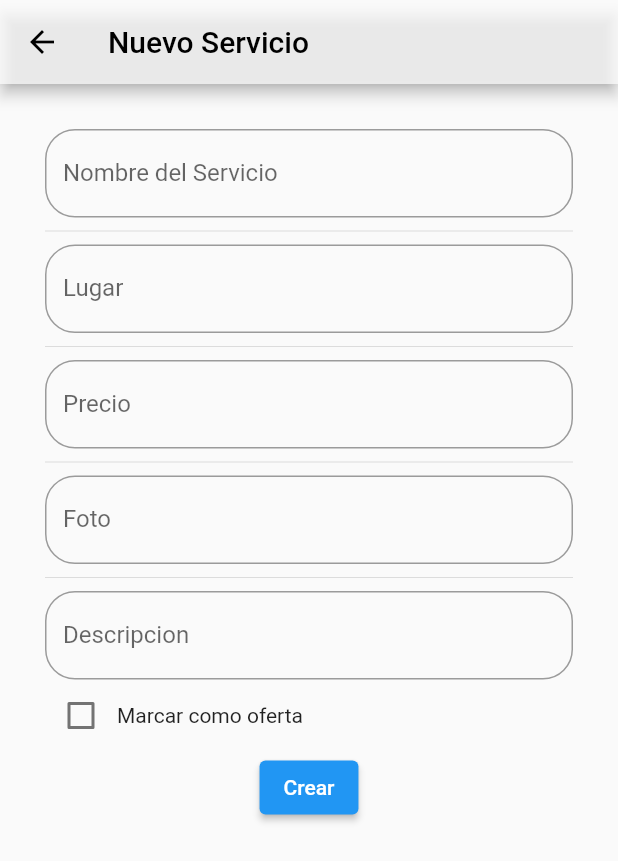
After one commit to Grupo-1-Aplicaciones-Moviles/app, a Flutter app: the CreateService screen opened directly, after a tap on "Crear", on a phone screen of 412 x 824 dp. The commit adds this screen. Shown: the top 861 px of the screen. Run offline on Flutter 3.47's test engine with Material 2 defaults, Android fonts, the phone set to English and light mode, and no system bars; our stand-ins replace flutter_rating_bar; missing offline and left inert: dart:ffi; network calls fail.

Commit message:
finished post service

```diff
--- /dev/null
+++ b/lib/models/newService.dart
@@ -0,0 +1,40 @@
+
+//este de aca se usa para post y put service
+class newService{
+  final String name;
+  final int price;
+  final String location;
+  final String img_url;
+  final String description;
+  final int score;
+  final String agencyId;
+  final bool isOffer;
+  final int priceOffer;
+
+
+  newService({
+    required this.name,
+    required this.price,
+    required this.location,
+    required this.img_url,
+    required this.description,
+    required this.score,
+    required this.agencyId,
+    required this.priceOffer,
+    required this.isOffer
+  });
+
+  Map<String, dynamic> toJson() =>
+      {
+        'name': name,
+        'price': price,
+        'location': location,
+        'img_url': img_url,
+        'description': description,
+        'score': score,
+        'agency_id': agencyId,
+        'priceOffer': priceOffer,
+        'isOffer': isOffer
+
+      };
+}
--- a/lib/models/service.dart
+++ b/lib/models/service.dart
@@ -1,5 +1,6 @@
 import 'dart:ffi';
 
+//este de aca es solo para get services
 class Services{
   final String id;
   final String name;
@@ -24,6 +25,7 @@ class Services{
 
 }
 
+//este de aca en teoria para todos los requests pero aun no lo pruebo
 class AgencyDetails{
   final int score;
   final String name;
--- /dev/null
+++ b/lib/screens/create_service.dart
@@ -0,0 +1,224 @@
+import 'dart:convert';
+
+import 'package:flutter/material.dart';
+import 'package:go2climb/models/newService.dart';
+import 'package:go2climb/services/agencyApi.dart';
+
+class CreateService extends StatefulWidget {
+  const CreateService({Key? key}) : super(key: key);
+
+  @override
+  _CreateServiceState createState() => _CreateServiceState();
+}
+
+class _CreateServiceState extends State<CreateService> {
+
+  //late newService service;
+  int price = 0;
+  String name = "";
+  String location = "";
+  String img_url = "";
+  String description = "";
+  bool isOffer = false;
+  int priceOffer = 0;
+  late String agencyId;
+  int score = 0;
+
+  @override
+  void initState() {
+    super.initState();
+    setAgencyId();
+
+  }
+
+
+  @override
+  Widget build(BuildContext context) {
+    return Scaffold(
+      appBar: AppBar(
+          iconTheme: const IconThemeData(color: Colors.black),
+          backgroundColor: Colors.white70,
+          title: const Text("Nuevo Servicio", style: TextStyle(color: Colors.black),)
+      ),
+      body: SingleChildScrollView(
+        padding: const EdgeInsets.all(30.0),
+        child: Column(
+          children: <Widget>[
+            TextField(
+              decoration: const InputDecoration(
+                  hintText: "Nombre del Servicio",
+                  labelText: "Nombre del Servicio",
+                  border: OutlineInputBorder(
+                      borderRadius: BorderRadius.all(Radius.circular(20.0))
+                  )
+              )
+              ,
+              onChanged: (value){
+                setState(() {
+                  name = value;
+                });
+              },
+            ),
+            const Divider(
+              height: 18.0,
+            ),
+            TextField(
+              decoration: const InputDecoration(
+                  hintText: "Lugar",
+                  labelText: "Lugar",
+                  border: OutlineInputBorder(
+                      borderRadius: BorderRadius.all(Radius.circular(20.0))
+                  )
+              )
+              ,
+              onChanged: (value){
+                setState(() {
+                  location = value;
+                });
+              },
+            ),
+            const Divider(
+              height: 18.0,
+            ),
+            TextField(
+              decoration: const InputDecoration(
+                  hintText: "Precio",
+                  labelText: "Precio",
+                  border: OutlineInputBorder(
+                      borderRadius: BorderRadius.all(Radius.circular(20.0))
+                      )
+                  )
+              ,
+              onChanged: (value){
+                setState(() {
+                  price = int.parse(value);
+                });
+              },
+            ),
+            const Divider(
+              height: 18.0,
+            ),
+            TextField(
+              decoration: const InputDecoration(
+                  hintText: "Foto",
+                  labelText: "Foto",
+                  border: OutlineInputBorder(
+                      borderRadius: BorderRadius.all(Radius.circular(20.0))
+                  )
+              )
+              ,
+              onChanged: (value){
+                setState(() {
+                  img_url = value;
+                });
+              },
+            ),
+            const Divider(
+              height: 18.0,
+            ),
+            TextField(
+              decoration: const InputDecoration(
+                  hintText: "Descripcion",
+                  labelText: "Descripcion",
+                  border: OutlineInputBorder(
+                      borderRadius: BorderRadius.all(Radius.circular(20.0)),
+                  )
+              )
+              ,
+              onChanged: (value){
+                setState(() {
+                  description = value;
+                });
+              },
+            ),
+            Row(
+              children: [
+                Checkbox(
+                  checkColor: Colors.white,
+                  value: isOffer,
+                  onChanged: (bool? value) {
+                    setState(() {
+                      isOffer = value!;
+                    });
+                  },
+                ),
+                const Text("Marcar como oferta")
+              ],
+            ),
+            if(isOffer == true)
+            TextField(
+              decoration: const InputDecoration(
+                  hintText: "Precio de Oferta",
+                  labelText: "Precio de Oferta",
+                  border: OutlineInputBorder(
+                    borderRadius: BorderRadius.all(Radius.circular(20.0)),
+                  )
+              )
+              ,
+              onChanged: (value){
+                setState(() {
+                  priceOffer = int.parse(value);
+                });
+              },
+            ),
+            ElevatedButton(onPressed: (){
+              createService();
+            }, child: const Text("Crear"))
+          ],
+        ),
+      ),
+    );
+  }
+
+  Future<void> createService() async{
+    newService service = newService(name: name, price: price, location: location, img_url: img_url, description: description, score: score, agencyId: agencyId, priceOffer: priceOffer, isOffer: isOffer);
+    var json = jsonEncode(service.toJson());
+    int status = await AgencyApi.postService(json);
+    showMessage(status);
+
+  }
+
+  void showMessage(int status){
+    if (status == 200){
+      showDialog<String>(
+        context: context,
+        builder: (BuildContext context) => AlertDialog(
+          title: const Text('Exito'),
+          content: const Text('Servicio creado de forma exitosa'),
+          actions: <Widget>[
+            TextButton(
+              onPressed: () {
+                Navigator.pop(context, 'OK');
+                Navigator.pop(context);
+              },
+              child: const Text('OK'),
+            ),
+          ],
+        ),
+      );
+    }
+    else{
+      showDialog<String>(
+        context: context,
+        builder: (BuildContext context) => AlertDialog(
+          title: const Text('Ups'),
+          content: const Text('Ocurrio un error al procesar la solicitud'),
+          actions: <Widget>[
+            TextButton(
+              onPressed: () {
+                Navigator.pop(context, 'OK');
+              },
+              child: const Text('OK'),
+            ),
+          ],
+        ),
+      );
+    }
+  }
+
+  void setAgencyId(){
+    setState(() {
+      agencyId = "6426479b9e322306c078f81b";
+    });
+  }
+}
--- a/lib/screens/home.dart
+++ b/lib/screens/home.dart
@@ -2,7 +2,9 @@ import 'dart:convert';
 
 import 'package:flutter/material.dart';
 import 'package:flutter_rating_bar/flutter_rating_bar.dart';
+import 'package:go2climb/models/newService.dart';
 import 'package:go2climb/models/service.dart';
+import 'package:go2climb/screens/create_service.dart';
 import 'package:go2climb/services/agencyApi.dart' ;
 import 'package:go2climb/widgets/myDrawer.dart';
 import 'package:go2climb/widgets/offers.dart';
@@ -69,7 +71,14 @@ class _HomeScreenState extends State<HomeScreen> {
 
         ) ,
         floatingActionButton: FloatingActionButton(
-          onPressed: (){print('boton');},
+          onPressed: (){
+            print('boton');
+            Navigator.push(
+                context,
+                MaterialPageRoute(
+                builder: (context) => CreateService())
+                );
+            },
         ),
       ),
     );
--- a/lib/services/agencyApi.dart
+++ b/lib/services/agencyApi.dart
@@ -1,4 +1,5 @@
 import 'dart:convert';
+import 'package:go2climb/models/newService.dart';
 import 'package:go2climb/models/service.dart';
 import 'package:http/http.dart' as http;
 
@@ -30,4 +31,18 @@ class AgencyApi{
     }).toList();
     return transformed;
   }
+
+  static Future<int> postService(dynamic service) async{
+    final headers = {"Content-type": "application/json"};
+    const url = 'http://10.0.2.2:3000/api/v1/services';
+    final uri = Uri.parse(url);
+    final json = service;
+    print(json);
+    final response = await http.post(uri,headers: headers,body: json);
+    print('Status code: ${response.statusCode}');
+    print('Body: ${response.body}');
+    return response.statusCode;
+
+  }
+
 }
```
